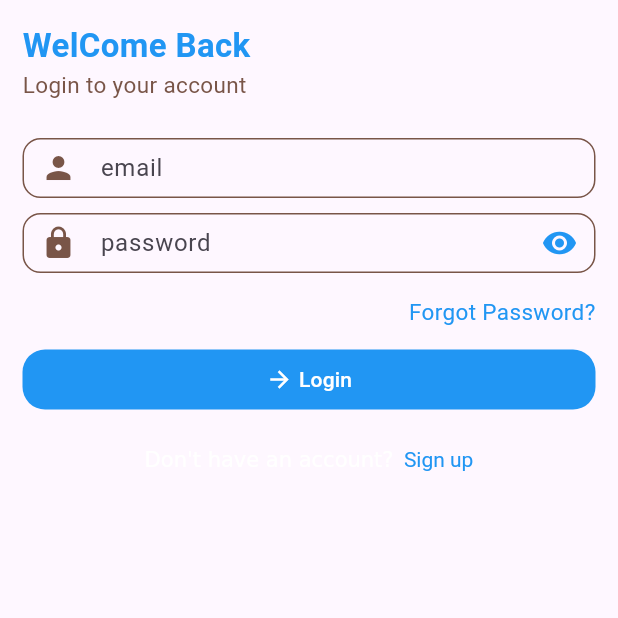
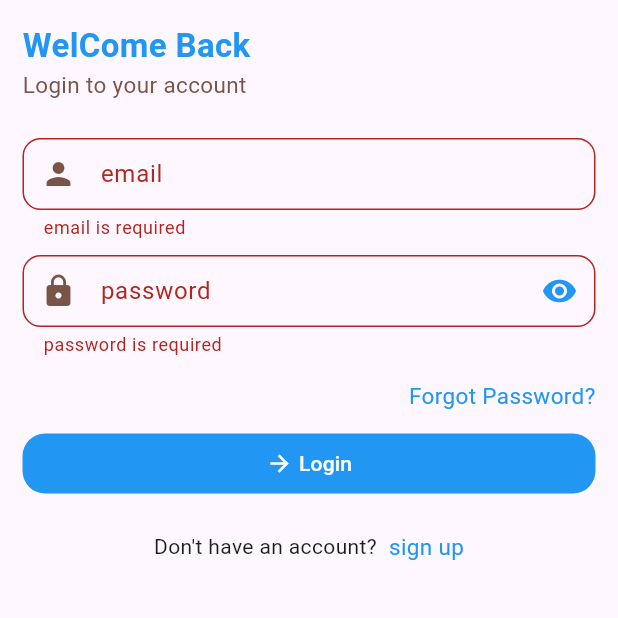
Before and after one commit to RimonChakma/Restaurant-App-Ui, a Flutter app: the LoginScreen screen opened by its route, after a tap on "Login", on a phone screen of 412 x 824 dp, the top half of it. Run offline on Flutter 3.47's test engine with Material 3 defaults, Android fonts, the phone set to English and light mode, and no system bars; our stand-ins replace get.

Commit message:
add sign up screen TextFormField

```diff
--- a/lib/controller/controller.dart
+++ b/lib/controller/controller.dart
@@ -2,17 +2,14 @@ import 'package:flutter/cupertino.dart';
 import 'package:get/get.dart';
 
 class LoginController extends GetxController{
-  final emailController = TextEditingController();
-  final passwordController = TextEditingController();
 
   final formState =GlobalKey<FormState>();
-
 
   login (){
     if(formState.currentState!.validate()){
       print("Login success");
     }else{
-      Get.snackbar("error", "please check your email and password");
+      print("failed try again");
     }
   }
 }
--- a/lib/login_screen.dart
+++ b/lib/login_screen.dart
@@ -1,9 +1,14 @@
 import 'package:flutter/material.dart';
+import 'package:resturant_app_ui/controller/controller.dart';
+import 'package:resturant_app_ui/signup_screen.dart';
 import 'package:resturant_app_ui/style/style.dart';
+import 'package:get/get.dart';
 
 class LoginScreen extends StatelessWidget {
-  const LoginScreen({super.key});
 
+  final controller = Get.put(LoginController());
+
+  LoginScreen({super.key});
   @override
   Widget build(BuildContext context) {
     return Scaffold(
@@ -16,18 +21,34 @@ class LoginScreen extends StatelessWidget {
           Text("Login to your account",style: TextStyle(fontSize: 15,color: Colors.brown),),
             SizedBox(height: 25,),
 
-            SizedBox(
-              height: 40,
-              child: TextFormField(decoration: inputDecorationStyle(
-                  "email", "email or username", Icon(Icons.person,color: Colors.brown,))),
-            ),
-            SizedBox(height: 10,),
-            SizedBox(
-              height: 40,
-              child: TextFormField(decoration: inputDecorationStyle(
-                  "password", "Password", Icon(Icons.lock,color: Colors.brown,),
-                   Icon(Icons.visibility,color: Colors.blue,)),),
-            ),
+           Form(
+               key: controller.formState,
+               child: Column(children: [
+               TextFormField(
+                 validator: (value) {
+                   if(value == null || value.isEmpty){
+                     return "email is required";
+                   }else{
+                     return "valid email";
+                   }
+                 },
+                 decoration: inputDecorationStyle(
+                 "email", "email or username", Icon(Icons.person,color: Colors.brown,))),
+
+             SizedBox(height: 10,),
+
+             TextFormField(
+               validator: (value) {
+                 if(value == null || value.isEmpty){
+                   return "password is required";
+                 }else{
+                   return "valid password";
+                 }
+               },
+               decoration: inputDecorationStyle(
+                 "password", "Password", Icon(Icons.lock,color: Colors.brown,),
+                 Icon(Icons.visibility,color: Colors.blue,)),),
+           ],)),
 
             SizedBox(height: 15,),
             Row(
@@ -40,7 +61,9 @@ class LoginScreen extends StatelessWidget {
 
             SizedBox(
               height: 40,
-              child: TextButton(onPressed: (){},style: ElevatedButton.styleFrom(
+              child: TextButton(onPressed: (){
+                controller.login();
+              },style: TextButton.styleFrom(
                 backgroundColor: Colors.blue,
                 foregroundColor: Colors.white,
                 shape: RoundedRectangleBorder(borderRadius: BorderRadius.circular(15))
@@ -54,16 +77,18 @@ class LoginScreen extends StatelessWidget {
                 ],),
               ),),
             ),
+
             SizedBox(height: 25,),
-            Center(
-              child: RichText(text: TextSpan(
-                text: "Don't have an account?",
-                children: [
-                  TextSpan(text:"  Sign up",style: TextStyle(color: Colors.blue))
-                ]
-              ),
-              ),
-            )
+            Row(
+              mainAxisAlignment: MainAxisAlignment.center,
+              children: [
+              Text("Don't have an account?"),
+              InkWell(
+                  onTap: () {
+                    Get.to(SignupScreen());
+                  },
+                  child: Text("  sign up",style: TextStyle(color: Colors.blue,fontSize: 15),))
+            ],)
         ],),
       ),
     );
--- a/pubspec.yaml
+++ b/pubspec.yaml
@@ -34,6 +34,7 @@ dependencies:
   # The following adds the Cupertino Icons font to your application.
   # Use with the CupertinoIcons class for iOS style icons.
   cupertino_icons: ^1.0.8
+  get: ^4.7.2
 
 
 dev_dependencies:
@@ -57,6 +58,8 @@ flutter:
   # included with your application, so that you can use the icons in
   # the material Icons class.
   uses-material-design: true
+  assets:
+    - assets/images/
 
   # To add assets to your application, add an assets section, like this:
   # assets:
```
Also changed, not shown: lib/signup_screen.dart (+27 -0 lines), pubspec.lock.
